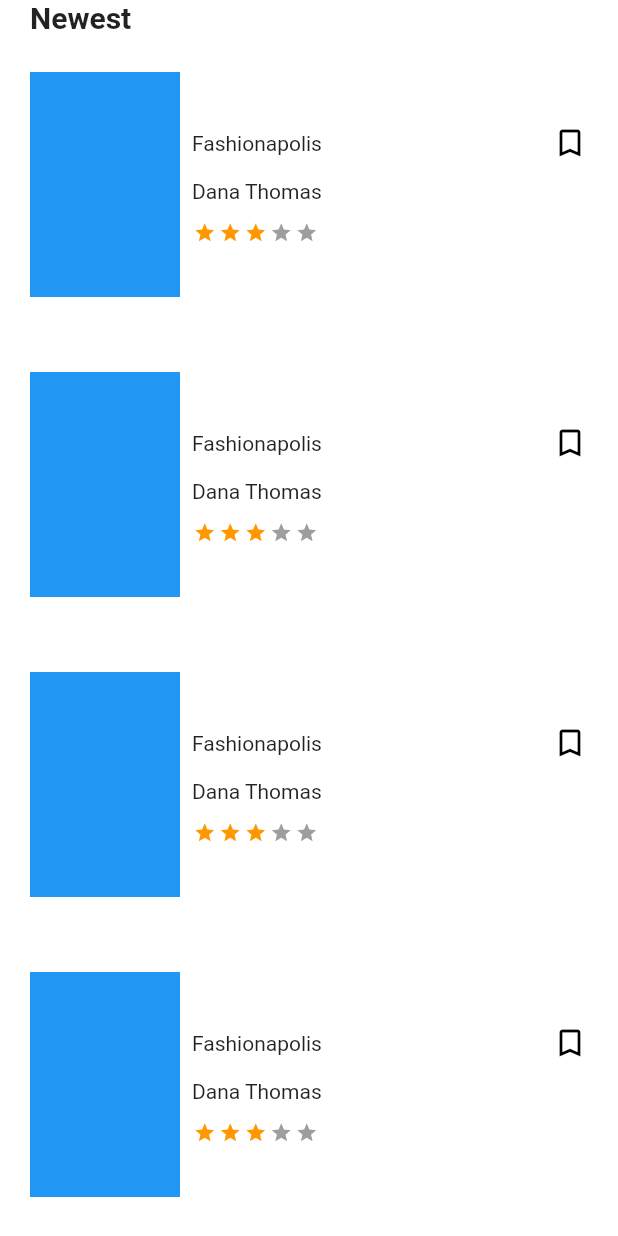
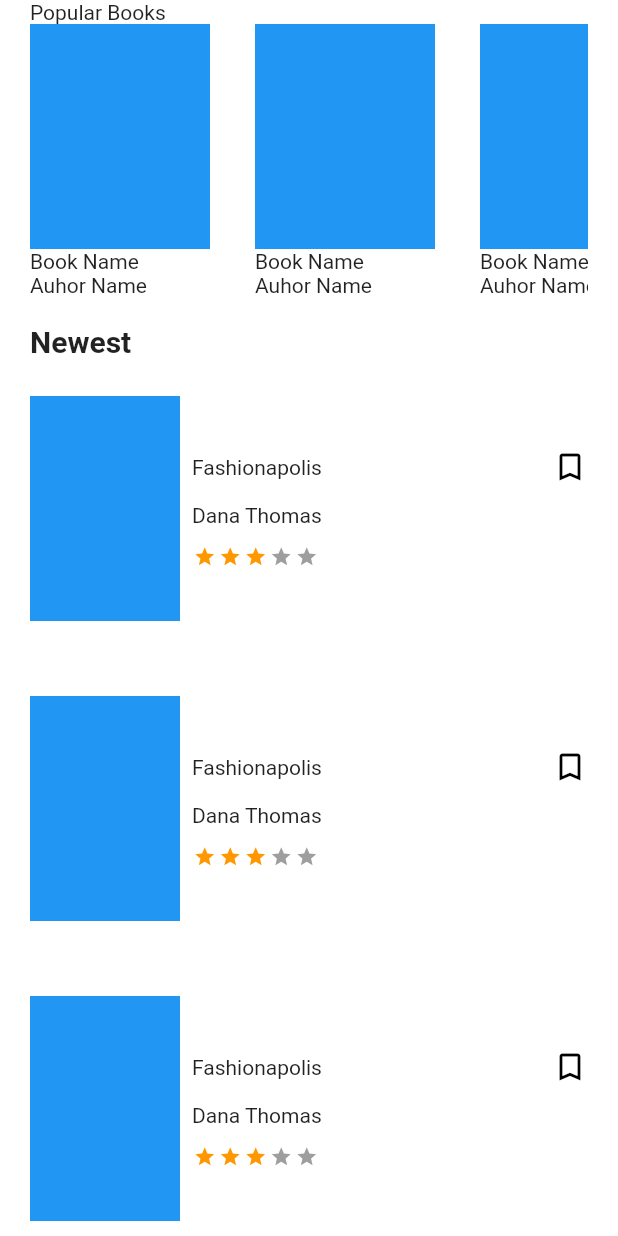
Before and after one commit to MohamadAzarifar/seven_book_store, a Flutter app: the screen it shows after launch, on a phone screen of 412 x 824 dp. Run offline on Flutter 3.47's test engine with Material 2 defaults, Android fonts, the phone set to English and light mode, and no system bars; drawn by our look-alikes of flutter_rating_bar.

Commit message:
Create Vertical List and Horizontal List in Explore Screen.

```diff
--- a/lib/screens/book_explorer_screen.dart
+++ b/lib/screens/book_explorer_screen.dart
@@ -8,7 +8,40 @@ class BookExplorerScreen extends StatelessWidget {
   Widget build(BuildContext context) => UIScaffold(
         body: Padding(
           padding: const EdgeInsets.symmetric(horizontal: 20),
-          child: Column(
+          child: ListView(
+            children: [
+              _buildHorizontalList(),
+              _buildVerticalList(),
+            ],
+          ),
+        ),
+      );
+
+  Column _buildHorizontalList() {
+    return Column(
+      crossAxisAlignment: CrossAxisAlignment.start,
+      children: [
+        const Text('Popular Books'),
+        SizedBox(
+          height: 200,
+          child: ListView(
+            scrollDirection: Axis.horizontal,
+            children: [
+              _buildHorizontalListItem(),
+              _buildHorizontalListItem(),
+              _buildHorizontalListItem(),
+              _buildHorizontalListItem(),
+              _buildHorizontalListItem(),
+              _buildHorizontalListItem(),
+            ],
+          ),
+        )
+      ],
+    );
+  }
+
+  Column _buildVerticalList() {
+    return Column(
       crossAxisAlignment: CrossAxisAlignment.start,
       children: [
         const Text(
@@ -18,14 +51,33 @@ class BookExplorerScreen extends StatelessWidget {
             fontSize: 20,
           ),
         ),
-              Expanded(
-                  child: ListView.builder(
+        ListView.builder(
+          shrinkWrap: true,
+          physics: const NeverScrollableScrollPhysics(),
           itemCount: 400,
-                      itemBuilder: (_, __) => _buildBookListItem())),
+          itemBuilder: (_, __) => _buildBookListItem(),
+        ),
+      ],
+    );
+  }
+
+  SizedBox _buildHorizontalListItem() {
+    return SizedBox(
+      width: 150,
+      child: Column(
+        crossAxisAlignment: CrossAxisAlignment.start,
+        children: [
+          Container(
+            color: Colors.blue,
+            width: 120,
+            height: 150,
+          ),
+          const Text('Book Name'),
+          const Text('Auhor Name'),
         ],
       ),
-        ),
     );
+  }
 
   Widget _buildBookListItem() {
     return SizedBox(
```
Lines whose indentation alone changed are shown as unchanged.
